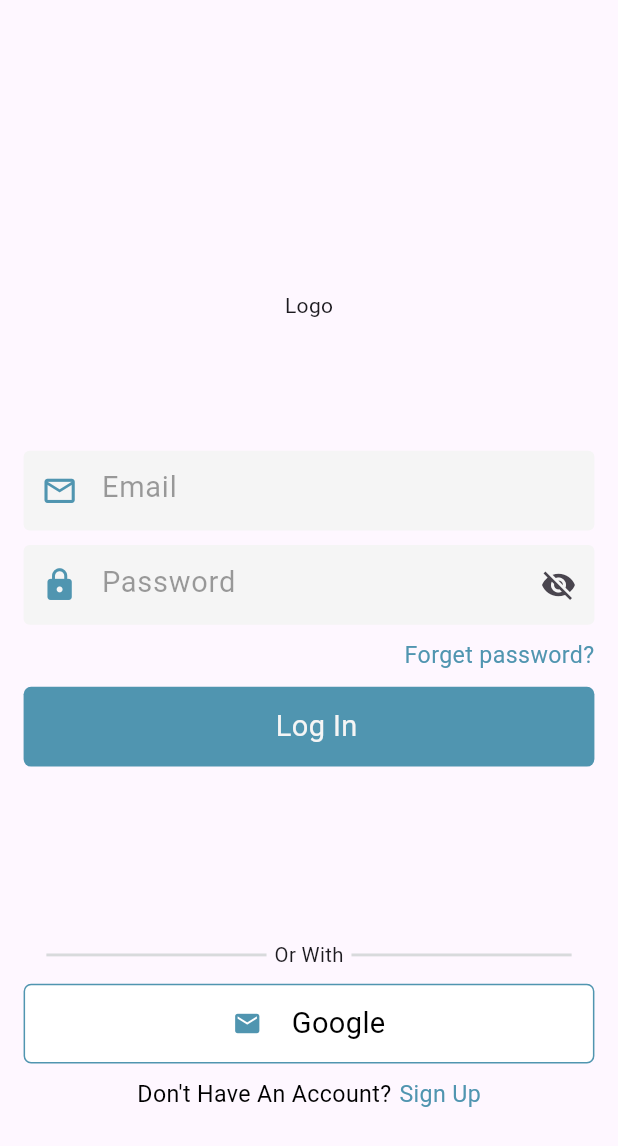
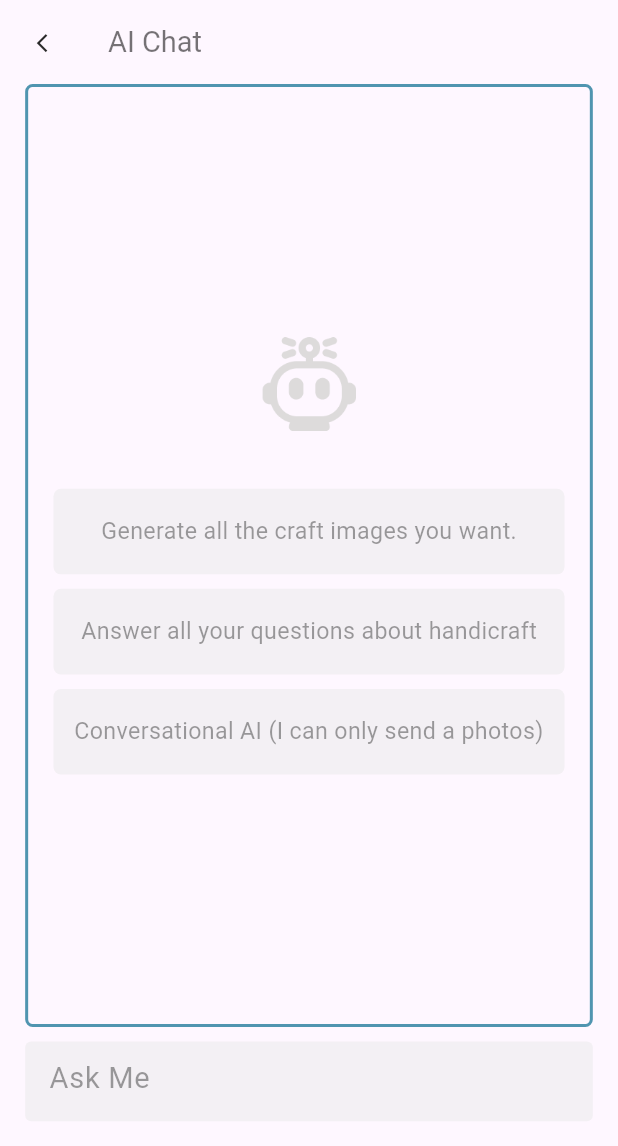
Before and after one commit to alaa-hossam/GP_frontend, a Flutter app: the screen it shows after launch, on a phone screen of 412 x 824 dp. Shown: the top 1146 px of the screen. Run offline on Flutter 3.47's test engine with Material 3 defaults, Android fonts, the phone set to English and light mode, and no system bars; our stand-ins replace device_info_plus, device_preview, image_picker; Roboto replaces fonts that are missing (Rubik, button-bold, roboto-medium).

Commit message:
AI chat screen

```diff
--- a/lib/main.dart
+++ b/lib/main.dart
@@ -2,6 +2,7 @@ import 'package:device_preview/device_preview.dart';
 import 'package:flutter/material.dart';
 import 'package:gp_frontend/views/Home.dart';
 import 'package:gp_frontend/views/ProfileView.dart';
+import 'package:gp_frontend/views/chatBot.dart';
 import 'package:gp_frontend/views/forgetPasswordView.dart';
 import 'package:gp_frontend/views/logInView.dart';
 import 'package:gp_frontend/widgets/BottomBar.dart';
@@ -22,6 +23,7 @@ void main() async{
         child: DevicePreview(
           builder: (context) => MyApp(),
         ),
+        // child: MyApp(),
 
   ));
 }
@@ -39,14 +41,14 @@ class MyApp extends StatelessWidget {
         colorScheme: ColorScheme.fromSeed(seedColor: Colors.deepPurple),
         useMaterial3: true,
       ),
-      initialRoute: logIn.id,
+      initialRoute: AIChat.id,
       routes: {
         SignUp.id: (BuildContext context) => SignUp(),
         logIn.id: (BuildContext context) => logIn(),
         forgetPassword.id: (BuildContext context) => forgetPassword(),
         Home.id:(BuildContext context) => Home(),
-        Profile.id:(BuildContext context) => Profile()
-
+        Profile.id:(BuildContext context) => Profile(),
+        AIChat.id:(BuildContext context) => AIChat(),
       },
     );
   }
--- /dev/null
+++ b/lib/views/chatBot.dart
@@ -0,0 +1,229 @@
+import 'package:flutter/material.dart';
+import '../widgets/Dimensions.dart';
+import '../widgets/customizeTextFormField.dart';
+
+class AIChat extends StatefulWidget {
+  static String id = "AIChatScreen";
+  const AIChat({super.key});
+
+  @override
+  State<AIChat> createState() => _AIChatState();
+}
+
+class _AIChatState extends State<AIChat> {
+  TextEditingController message = TextEditingController();
+  String request = "";
+  bool write = false;
+  final FocusNode _focusNode = FocusNode();
+
+  @override
+  void initState() {
+    super.initState();
+    _focusNode.addListener(_onFocusChange);
+  }
+
+  @override
+  void dispose() {
+    _focusNode.removeListener(_onFocusChange);
+    _focusNode.dispose();
+    super.dispose();
+  }
+
+  void _onFocusChange() {
+    setState(() {
+      write = _focusNode.hasFocus;
+    });
+  }
+
+  void sendMessage() {
+    if (message.text.isNotEmpty) {
+      setState(() {
+        request = message.text;
+      });
+      message.clear();
+    }
+  }
+
+  @override
+  Widget build(BuildContext context) {
+    SizeConfig().init(context);
+
+    return Scaffold(
+      appBar: AppBar(
+        backgroundColor: Colors.transparent,
+        leading: IconButton(
+          icon: Icon(
+            Icons.arrow_back_ios_new,
+            color: const Color(0xFF292929),
+            size: SizeConfig.textRatio * 15,
+          ),
+          onPressed: () {
+            Navigator.pop(context);
+          },
+        ),
+        title: Text(
+          "AI Chat",
+          style: TextStyle(
+            fontFamily: "Rubik",
+            fontSize: SizeConfig.textRatio * 20,
+            color: Colors.black54,
+          ),
+        ),
+      ),
+      body: SingleChildScrollView(
+        child: Center(
+          child: Column(
+            spacing: SizeConfig.verticalBlock * 10,
+            children: [
+              Container(
+                  width: SizeConfig.horizontalBlock * 361,
+                  height: SizeConfig.verticalBlock * 650,
+                  decoration: BoxDecoration(
+                    borderRadius: const BorderRadius.all(Radius.circular(5)),
+                    border: Border.all(width: 2, color: SizeConfig.iconColor),
+                  ),
+                  child: request.isEmpty
+                      ? Column(
+                          spacing: SizeConfig.verticalBlock * 10,
+                          mainAxisAlignment: MainAxisAlignment.center,
+                          crossAxisAlignment: CrossAxisAlignment.center,
+                          children: [
+                            Image.asset(
+                              'assets/images/robot.png',
+                              width: SizeConfig.verticalBlock * 65,
+                              height: SizeConfig.verticalBlock * 65,
+                            ),
+                            SizedBox(
+                              height: SizeConfig.verticalBlock * 20,
+                            ),
+                            Container(
+                              height: SizeConfig.verticalBlock * 59,
+                              width: SizeConfig.horizontalBlock * 325,
+                              decoration: const BoxDecoration(
+                                borderRadius:
+                                    BorderRadius.all(Radius.circular(5)),
+                                color: Color(0x80E9E9E9),
+                              ),
+                              child: Center(
+                                  child: Text(
+                                "Generate all the craft images you want.",
+                                style: TextStyle(
+                                  color: const Color(0x803C3C3C),
+                                  fontSize: SizeConfig.textRatio * 16,
+                                  fontFamily: "Roboto",
+                                ),
+                              )),
+                            ),
+                            Container(
+                              height: SizeConfig.verticalBlock * 59,
+                              width: SizeConfig.horizontalBlock * 325,
+                              decoration: const BoxDecoration(
+                                borderRadius:
+                                    BorderRadius.all(Radius.circular(5)),
+                                color: Color(0x80E9E9E9),
+                              ),
+                              child: Center(
+                                  child: Text(
+                                "Answer all your questions about handicraft",
+                                style: TextStyle(
+                                  color: const Color(0x803C3C3C),
+                                  fontSize: SizeConfig.textRatio * 16,
+                                  fontFamily: "Roboto",
+                                ),
+                              )),
+                            ),
+                            Container(
+                              height: SizeConfig.verticalBlock * 59,
+                              width: SizeConfig.horizontalBlock * 325,
+                              decoration: const BoxDecoration(
+                                borderRadius:
+                                    BorderRadius.all(Radius.circular(5)),
+                                color: Color(0x80E9E9E9),
+                              ),
+                              child: Center(
+                                  child: Text(
+                                "Conversational AI (I can only send a photos)",
+                                textAlign: TextAlign.center,
+                                style: TextStyle(
+                                  color: const Color(0x803C3C3C),
+                                  fontSize: SizeConfig.textRatio * 16,
+                                  fontFamily: "Roboto",
+                                ),
+                              )),
+                            ),
+                          ],
+                        )
+                      : Center(
+                          child: Column(
+                            spacing: SizeConfig.verticalBlock * 10,
+                            children: [
+                              Container(
+                                height: SizeConfig.verticalBlock * 59,
+                                width: SizeConfig.horizontalBlock * 325,
+                                decoration: const BoxDecoration(
+                                  borderRadius:
+                                      BorderRadius.all(Radius.circular(5)),
+                                  color: Color(0x80E9E9E9),
+                                ),
+                                child: Center(
+                                    child: Text(
+                                  request,
+                                  textAlign: TextAlign.center,
+                                  style: TextStyle(
+                                    color: const Color(0x803C3C3C),
+                                    fontSize: SizeConfig.textRatio * 16,
+                                    fontFamily: "Roboto",
+                                  ),
+                                )),
+                              ),
+                              CircleAvatar(
+                                backgroundColor: SizeConfig.iconColor,
+                                radius: SizeConfig.horizontalBlock * 24,
+                                child: IconButton(
+                                  icon: Icon(Icons.add,
+                                      color: Colors.white,
+                                      size: SizeConfig.textRatio * 25),
+                                  onPressed: () {},
+                                ),
+                              ),
+                            ],
+                          ),
+                        )),
+              Row(
+                spacing: SizeConfig.horizontalBlock * 5,
+                mainAxisAlignment: MainAxisAlignment.center,
+                crossAxisAlignment: CrossAxisAlignment.center,
+                children: [
+                  GestureDetector(
+                    onTap: () {
+                      _focusNode.requestFocus();
+                    },
+                    child: MyTextFormField(
+                      controller: message,
+                      hintName: "Ask Me",
+                      focusNode: _focusNode,
+                      width: write
+                          ? SizeConfig.horizontalBlock * 300
+                          : SizeConfig.horizontalBlock * 361,
+                    ),
+                  ),
+                  if (write)
+                    CircleAvatar(
+                      backgroundColor: SizeConfig.iconColor,
+                      radius: SizeConfig.horizontalBlock * 24,
+                      child: IconButton(
+                        icon: Icon(Icons.send_outlined,
+                            color: Colors.white,
+                            size: SizeConfig.textRatio * 25),
+                        onPressed: sendMessage,
+                      ),
+                    ),
+                ],
+              ),
+            ],
+          ),
+        ),
+      ),
+    );
+  }
+}
--- a/lib/views/resetPassword.dart
+++ b/lib/views/resetPassword.dart
@@ -1,6 +1,5 @@
 import 'package:flutter/material.dart';
 import 'package:gp_frontend/views/logInView.dart';
-
 import '../ViewModels/customerViewModel.dart';
 import '../widgets/Dimensions.dart';
 import '../widgets/customizeButton.dart';
--- a/lib/widgets/customizeTextFormField.dart
+++ b/lib/widgets/customizeTextFormField.dart
@@ -6,33 +6,36 @@ class MyTextFormField extends StatelessWidget {
   final String? hintName;
   final IconData? icon;
   final Widget? suffixIcon;
-  final bool isObscureText , enable;
-  double?  width , height;
-  FocusNode? focusNode = FocusNode();
-  ValueChanged<dynamic>? onChanged;
+  final bool isObscureText, enable;
+  final bool autofocus; // Add autofocus parameter
+  double? width, height;
+  final FocusNode? focusNode; // Make FocusNode nullable
+  final ValueChanged<dynamic>? onChanged;
   final Future<void> Function(BuildContext)? onClickFunction; // Nullable function
   RegExp get _emailRegex => RegExp(r'^\S+@gmail.com');
 
   MyTextFormField({
     required this.controller,
     this.hintName,
-     this.icon,
+    this.icon,
     this.isObscureText = false,
     this.enable = true,
+    this.autofocus = false, // Default to false
     this.onClickFunction,
     this.suffixIcon,
     this.width,
     this.height,
-    this.focusNode,
-    this.onChanged
+    this.focusNode, // Nullable FocusNode
+    this.onChanged,
   });
+
   @override
   Widget build(BuildContext context) {
     SizeConfig().init(context);
     width ??= SizeConfig.horizontalBlock * 363;
     height ??= SizeConfig.verticalBlock * 55;
+
     return Container(
-
       width: width,
       height: height,
       child: TextFormField(
@@ -49,6 +52,7 @@ class MyTextFormField extends StatelessWidget {
           return null;
         },
         enabled: enable,
+        autofocus: autofocus, // Pass the autofocus parameter to TextFormField
         decoration: InputDecoration(
           enabledBorder: const OutlineInputBorder(
             borderSide: BorderSide(color: Colors.transparent),
@@ -70,7 +74,7 @@ class MyTextFormField extends StatelessWidget {
             fontSize: SizeConfig.textRatio * 20,
             fontFamily: 'Roboto',
           ),
-          fillColor: const Color(0xFFF5F5F5),
+          fillColor: const Color(0x80E9E9E9),
           filled: true,
           suffixIcon: suffixIcon,
         ),
@@ -79,7 +83,7 @@ class MyTextFormField extends StatelessWidget {
             await onClickFunction!(context); // Pass the context to the callback
           }
         },
-        focusNode: focusNode,
+        focusNode: focusNode, // Use the nullable FocusNode
         onChanged: onChanged,
       ),
     );
--- a/pubspec.yaml
+++ b/pubspec.yaml
@@ -40,6 +40,7 @@ dependencies:
   graphql_flutter: ^5.0.0
 
 
+
   # The following adds the Cupertino Icons font to your application.
   # Use with the CupertinoIcons class for iOS style icons.
   cupertino_icons: ^1.0.8
@@ -73,6 +74,7 @@ flutter:
      - assets/images/p1.jpg
      - assets/images/p2.jpg
      - assets/images/p3.jpg
+     - assets/images/
 
   # An image asset can refer to one or more resolution-specific "variants", see
   # https://flutter.dev/to/resolution-aware-images
```
Also changed, not shown: assets/images/robot.png (added).
